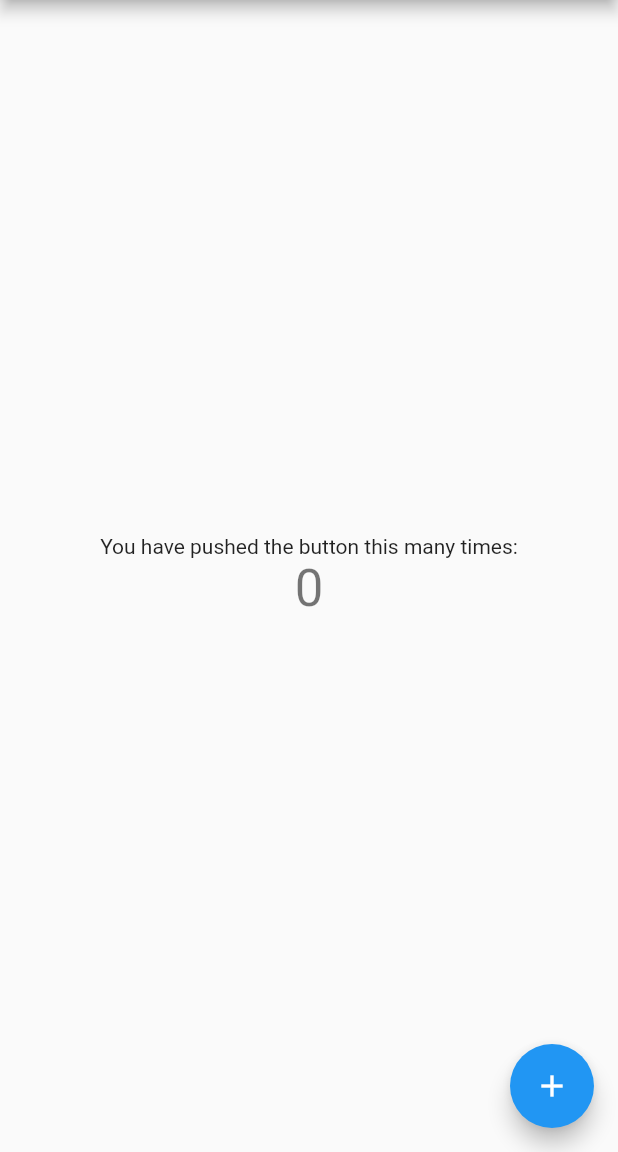
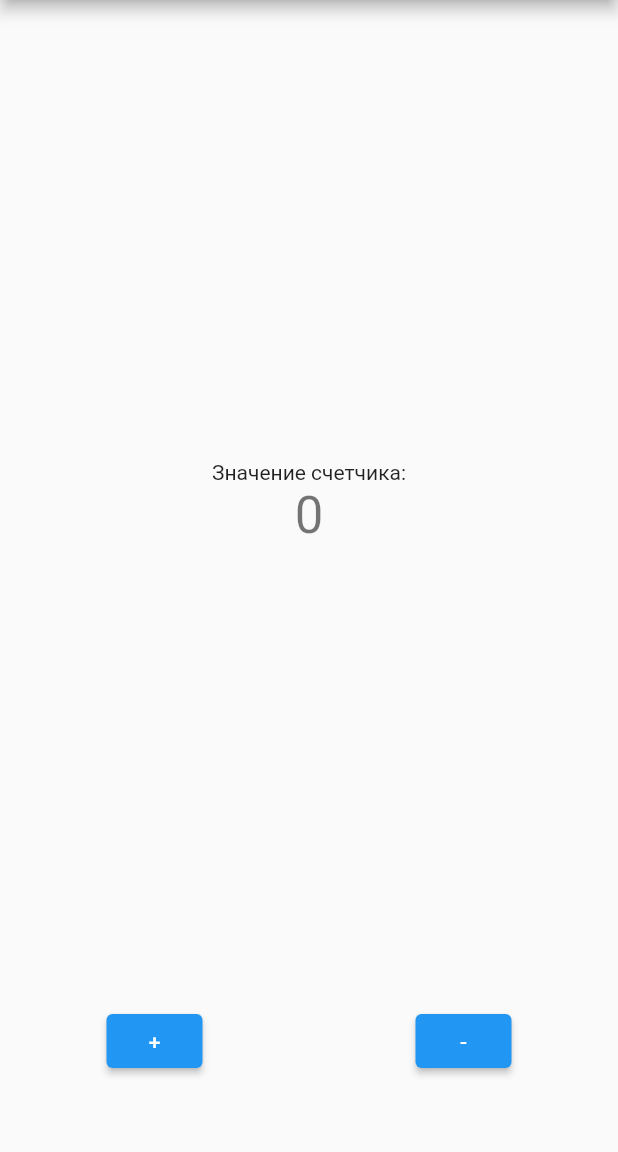
Before and after one commit to eugales/sclp-lessons, a Flutter app: the screen it shows after launch, on a phone screen of 412 x 824 dp, the part 84-1236 px from its top. Run offline on Flutter 3.47's test engine with Material 2 defaults, Android fonts, the phone set to English and light mode, and no system bars.

```diff
--- a/lib/main.dart
+++ b/lib/main.dart
@@ -7,21 +7,11 @@ void main() {
 class MyApp extends StatelessWidget {
   const MyApp({Key? key}) : super(key: key);
 
-  // This widget is the root of your application.
   @override
   Widget build(BuildContext context) {
     return MaterialApp(
       title: 'Flutter Demo',
       theme: ThemeData(
-        // This is the theme of your application.
-        //
-        // Try running your application with "flutter run". You'll see the
-        // application has a blue toolbar. Then, without quitting the app, try
-        // changing the primarySwatch below to Colors.green and then invoke
-        // "hot reload" (press "r" in the console where you ran "flutter run",
-        // or simply save your changes to "hot reload" in a Flutter IDE).
-        // Notice that the counter didn't reset back to zero; the application
-        // is not restarted.
         primarySwatch: Colors.blue,
       ),
       home: const MyHomePage(title: 'Flutter Demo Home Page'),
@@ -31,15 +21,6 @@ class MyApp extends StatelessWidget {
 
 class MyHomePage extends StatefulWidget {
   const MyHomePage({Key? key, required this.title}) : super(key: key);
-
-  // This widget is the home page of your application. It is stateful, meaning
-  // that it has a State object (defined below) that contains fields that affect
-  // how it looks.
-
-  // This class is the configuration for the state. It holds the values (in this
-  // case the title) provided by the parent (in this case the App widget) and
-  // used by the build method of the State. Fields in a Widget subclass are
-  // always marked "final".
 
   final String title;
 
@@ -52,51 +33,36 @@ class _MyHomePageState extends State<MyHomePage> {
 
   void _incrementCounter() {
     setState(() {
-      // This call to setState tells the Flutter framework that something has
-      // changed in this State, which causes it to rerun the build method below
-      // so that the display can reflect the updated values. If we changed
-      // _counter without calling setState(), then the build method would not be
-      // called again, and so nothing would appear to happen.
       _counter++;
+    });
+  }
+
+  void _decrementCounter() {
+    setState(() {
+      _counter--;
     });
   }
 
   @override
   Widget build(BuildContext context) {
-    // This method is rerun every time setState is called, for instance as done
-    // by the _incrementCounter method above.
-    //
-    // The Flutter framework has been optimized to make rerunning build methods
-    // fast, so that you can just rebuild anything that needs updating rather
-    // than having to individually change instances of widgets.
     return Scaffold(
       appBar: AppBar(
-        // Here we take the value from the MyHomePage object that was created by
-        // the App.build method, and use it to set our appbar title.
         title: Text(widget.title),
+        centerTitle: false,
       ),
-      body: Center(
-        // Center is a layout widget. It takes a single child and positions it
-        // in the middle of the parent.
+      body: Container(
+        padding: const EdgeInsets.only(bottom: 50),
         child: Column(
-          // Column is also a layout widget. It takes a list of children and
-          // arranges them vertically. By default, it sizes itself to fit its
-          // children horizontally, and tries to be as tall as its parent.
-          //
-          // Invoke "debug painting" (press "p" in the console, choose the
-          // "Toggle Debug Paint" action from the Flutter Inspector in Android
-          // Studio, or the "Toggle Debug Paint" command in Visual Studio Code)
-          // to see the wireframe for each widget.
-          //
-          // Column has various properties to control how it sizes itself and
-          // how it positions its children. Here we use mainAxisAlignment to
-          // center the children vertically; the main axis here is the vertical
-          // axis because Columns are vertical (the cross axis would be
-          // horizontal).
+          children: [
+            Expanded(
+              child: Row(
+                children: [
+                  Expanded(
+                    child: Column(
                       mainAxisAlignment: MainAxisAlignment.center,
                       children: <Widget>[
                         const Text(
-              'You have pushed the button this many times:',
+                          'Значение счетчика:',
                         ),
                         Text(
                           '$_counter',
@@ -104,12 +70,26 @@ class _MyHomePageState extends State<MyHomePage> {
                         ),
                       ],
                     ),
+                  )
+                ],
               ),
-      floatingActionButton: FloatingActionButton(
+            ),
+            Row(
+              mainAxisAlignment: MainAxisAlignment.spaceAround,
+              children: [
+                ElevatedButton(
                   onPressed: _incrementCounter,
-        tooltip: 'Increment',
-        child: const Icon(Icons.add),
-      ), // This trailing comma makes auto-formatting nicer for build methods.
+                  child: const Text('+'),
+                ),
+                ElevatedButton(
+                  onPressed: _decrementCounter,
+                  child: const Text('-'),
+                )
+              ],
+            )
+          ],
+        ),
+      ),
     );
   }
 }
```
Lines whose indentation alone changed are shown as unchanged.
